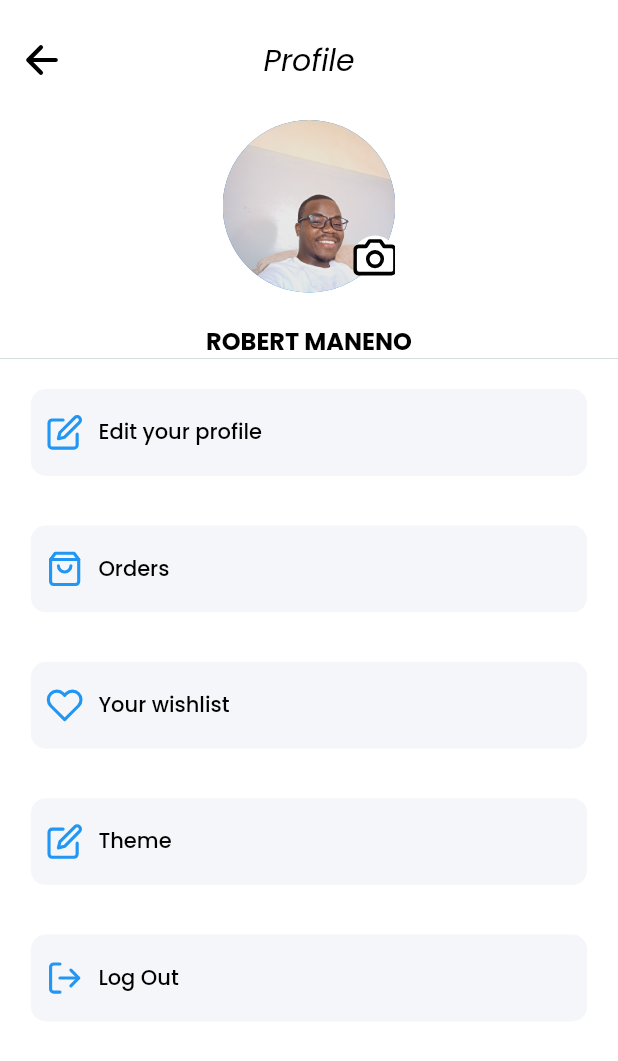
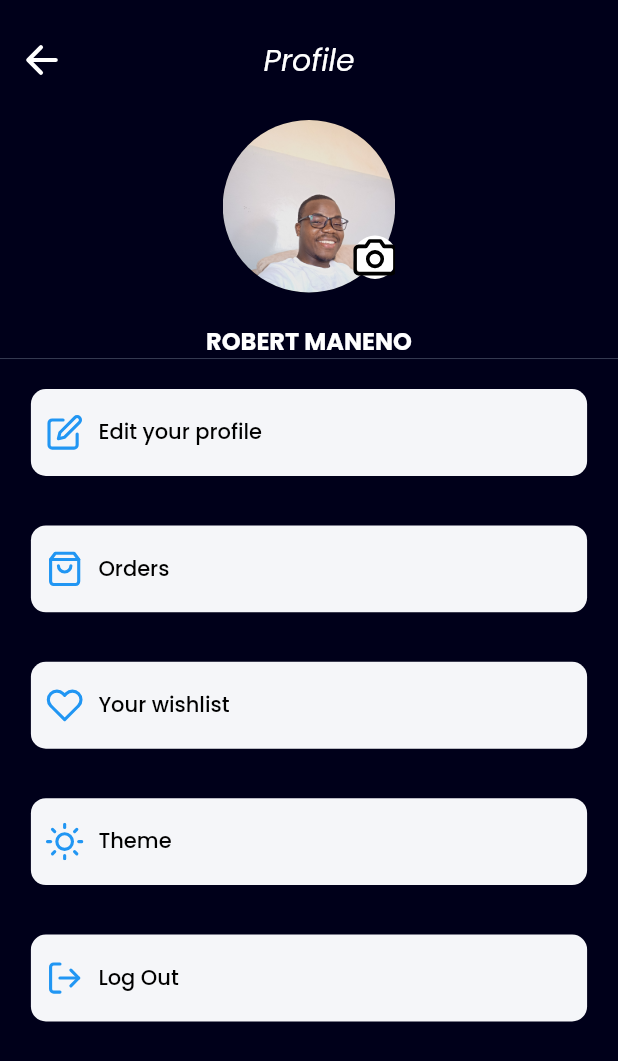
Before and after one commit to robertjmaneno/grocery_app, a Flutter app: the UserScreen screen opened directly, after a tap on "Theme", on a phone screen of 412 x 824 dp. Shown: the top 1061 px of the screen. Run offline on Flutter 3.47's test engine with Material 2 defaults, Android fonts, the phone set to English and light mode, and no system bars; our stand-ins replace eva_icons_flutter, flutter_svg, google_fonts, ionicons, line_icons, shared_preferences; missing offline and left inert: shared_preferences_web; accounts and stored records are empty.

Commit message:
adding the theme icon

```diff
--- a/lib/main.dart
+++ b/lib/main.dart
@@ -1,7 +1,6 @@
 import 'package:flutter/material.dart';
 import 'package:grocery_app/provider/dark_theme_provider.dart';
 import 'package:grocery_app/screens/buyer/botton_nav_bar.dart';
-import 'package:grocery_app/screens/buyer/home_screen.dart';
 import 'package:provider/provider.dart';
 
 import 'consts/theme_data.dart';
--- a/lib/screens/buyer/user/componets/profile_menu.dart
+++ b/lib/screens/buyer/user/componets/profile_menu.dart
@@ -2,15 +2,17 @@ import 'package:flutter/material.dart';
 import 'package:flutter_svg/flutter_svg.dart';
 
 class ProfileMenu extends StatelessWidget {
-  const ProfileMenu({
-    Key? key,
-    required this.text,
-    required this.icon,
-    required this.press,
-  }) : super(key: key);
+  const ProfileMenu(
+      {Key? key,
+      required this.text,
+      required this.icon,
+      required this.onChanged,
+      this.child})
+      : super(key: key);
 
   final String text, icon;
-  final VoidCallback press;
+  final ValueChanged<bool>? onChanged;
+  final Widget? child;
 
   @override
   Widget build(BuildContext context) {
@@ -22,12 +24,18 @@ class ProfileMenu extends StatelessWidget {
             0.01, // Adjust the vertical padding dynamically
       ),
       child: TextButton(
-        onPressed: () {},
+        onPressed: () {
+          if (onChanged != null) {
+            // Pass the desired parameter value to the onChanged callback
+            onChanged!(true); // example parameter value
+          }
+        },
         style: ButtonStyle(
           padding: MaterialStateProperty.all<EdgeInsetsGeometry>(
             EdgeInsets.symmetric(
-                vertical: MediaQuery.of(context).size.height *
-                    0.02), // Adjust the padding dynamically
+              vertical: MediaQuery.of(context).size.height *
+                  0.02, // Adjust the padding dynamically
+            ),
           ),
           backgroundColor:
               MaterialStateProperty.all<Color>(const Color(0xFFF5F6F9)),
--- a/lib/screens/buyer/user/componets/user_body.dart
+++ b/lib/screens/buyer/user/componets/user_body.dart
@@ -15,7 +15,6 @@ class _UserImageState extends State<UserImage> {
   @override
   Widget build(BuildContext context) {
     final themeState = Provider.of<DarkThemeProvider>(context);
-    final isDarkMode = themeState.getDarkTheme;
 
     return SingleChildScrollView(
       child: Column(
@@ -41,7 +40,7 @@ class _UserImageState extends State<UserImage> {
           ProfileMenu(
             icon: 'assets/images/edit.svg',
             text: 'Edit your profile',
-            press: () {},
+            onChanged: (Null) {},
           ),
           SizedBox(
               height: MediaQuery.of(context).size.height *
@@ -49,7 +48,7 @@ class _UserImageState extends State<UserImage> {
           ProfileMenu(
             icon: 'assets/images/shopping-bag.svg',
             text: 'Orders',
-            press: () {},
+            onChanged: (Null) {},
           ),
           SizedBox(
               height: MediaQuery.of(context).size.height *
@@ -57,23 +56,33 @@ class _UserImageState extends State<UserImage> {
           ProfileMenu(
             icon: 'assets/images/heart.svg',
             text: 'Your wishlist',
-            press: () {},
+            onChanged: (Null) {},
           ),
           SizedBox(
               height: MediaQuery.of(context).size.height *
                   0.02), // Adjusting the spacing dynamically
+
           ProfileMenu(
-            icon: 'assets/images/edit.svg',
+            icon: 'assets/images/sun.svg',
             text: 'Theme',
-            press: () {},
+            onChanged: (bool value) {
+              themeState.setDarkTheme = value;
+            },
+            child: SwitchListTile(
+              onChanged: (bool value) {
+                themeState.setDarkTheme = value;
+              },
+              value: themeState.getDarkTheme,
+            ),
           ),
+
           SizedBox(
               height: MediaQuery.of(context).size.height *
                   0.02), // Adjusting the spacing dynamically
           ProfileMenu(
             icon: 'assets/images/log-out.svg',
             text: 'Log Out',
-            press: () {},
+            onChanged: (Null) {},
           ),
         ],
       ),
```
Also changed, not shown: assets/images/sun.svg (added).
